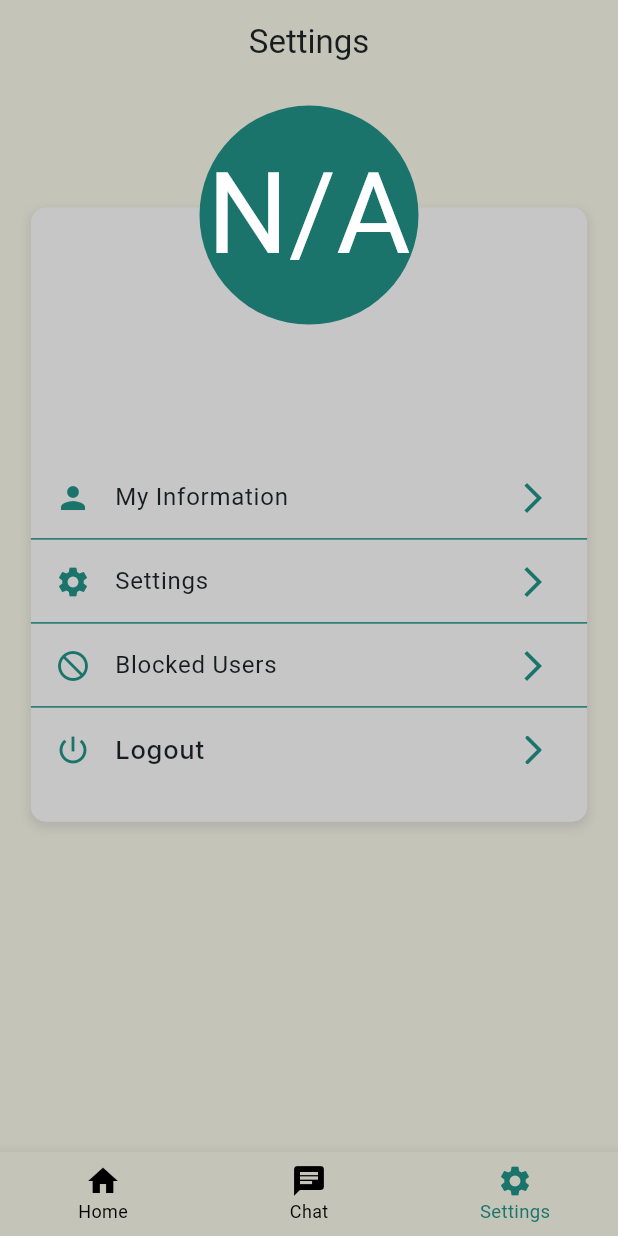
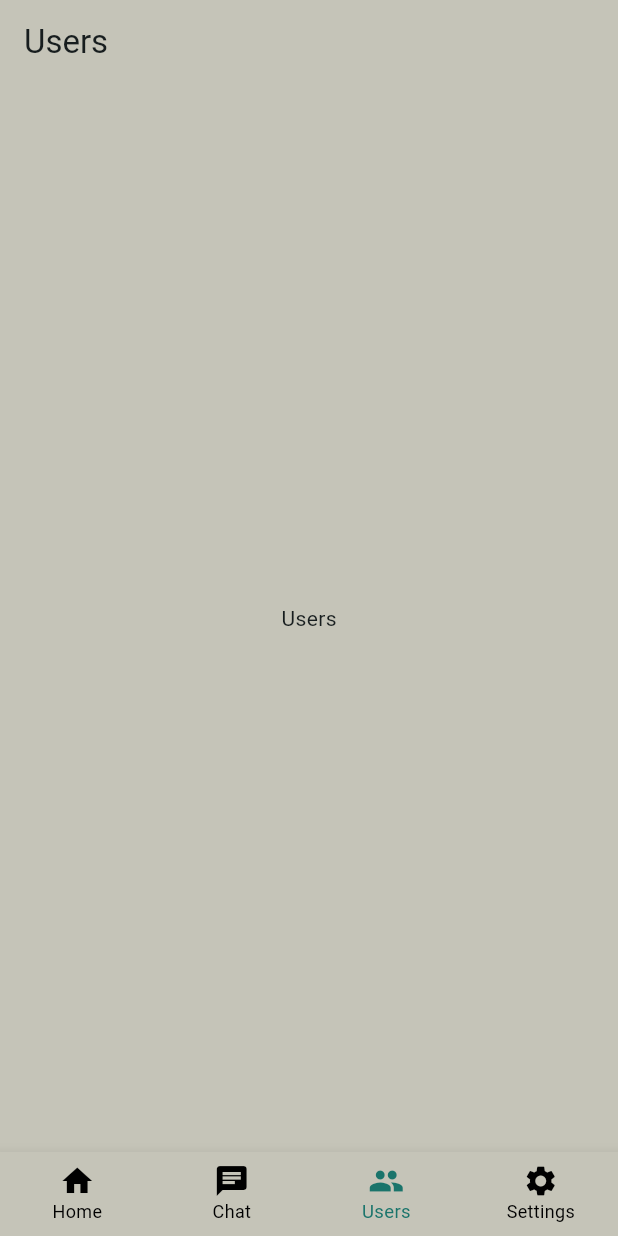
Before and after one commit to kushalchh07/MinimalChatAppUsingFlutter, a Flutter app: the Base screen opened directly, item 3 of the bottom bar chosen, on a phone screen of 412 x 824 dp. Run offline on Flutter 3.47's test engine with Material 3 defaults, Android fonts, the phone set to English and light mode, and no system bars; our stand-ins replace bloc, cached_network_image, cloud_firestore, equatable, firebase_auth, firebase_core and 9 more; missing offline and left inert: firebase_app_check; accounts and stored records are empty.

Commit message:
feat: users screen added

```diff
--- a/lib/pages/screen/base.dart
+++ b/lib/pages/screen/base.dart
@@ -6,6 +6,7 @@ import 'package:chat_app/Api/firebase_api.dart';
 import 'package:chat_app/pages/Chat/chat_screen.dart';
 import 'package:chat_app/pages/Drawer/customDrawer.dart';
 import 'package:chat_app/pages/screen/settings.dart';
+import 'package:chat_app/pages/screen/users.dart';
 import 'package:flutter/material.dart';
 import 'package:get/get_core/get_core.dart';
 import 'package:get/get_navigation/get_navigation.dart';
@@ -40,7 +41,7 @@ class BaseState extends State<Base> {
   @override
   Widget build(BuildContext context) {
     int? _selectedIndex = (widget.indexNum == null) ? 0 : widget.indexNum;
-    final screens = [ChatScreen(), GroupChatScreen(), CustomDrawer()];
+    final screens = [ChatScreen(), GroupChatScreen(), Users(), CustomDrawer()];
     setState(() {});
     return Scaffold(
       backgroundColor: appBackgroundColor,
@@ -62,6 +63,10 @@ class BaseState extends State<Base> {
             label: 'Chat',
           ),
           BottomNavigationBarItem(
+            icon: Icon(Icons.people),
+            label: 'Users',
+          ),
+          BottomNavigationBarItem(
             icon: Icon(Icons.settings),
             label: 'Settings',
           ),
--- /dev/null
+++ b/lib/pages/screen/users.dart
@@ -0,0 +1,26 @@
+import 'package:chat_app/constants/colors/colors.dart';
+import 'package:flutter/foundation.dart';
+import 'package:flutter/material.dart';
+
+class Users extends StatefulWidget {
+  const Users({super.key});
+
+  @override
+  State<Users> createState() => _UsersState();
+}
+
+class _UsersState extends State<Users> {
+  @override
+  Widget build(BuildContext context) {
+    return Scaffold(
+      appBar: AppBar(
+        backgroundColor: appBackgroundColor,
+        title: Text("Users"),
+      ),
+      backgroundColor: appBackgroundColor,
+      body: Center(
+        child: Text("Users"),
+      ),
+    );
+  }
+}
```
